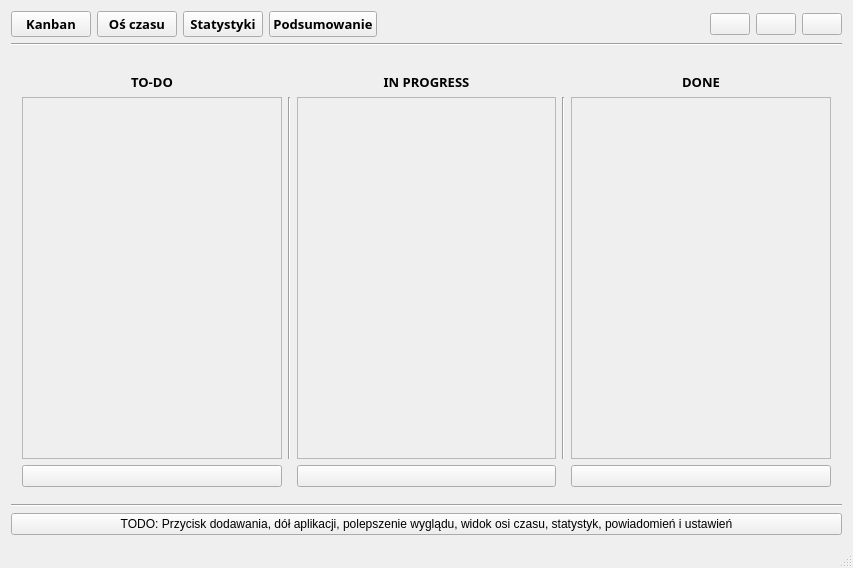
Before: the Qt Designer form mainwindow.ui in VEndymionV/Personal-Kanban, drawn with Qt 5.
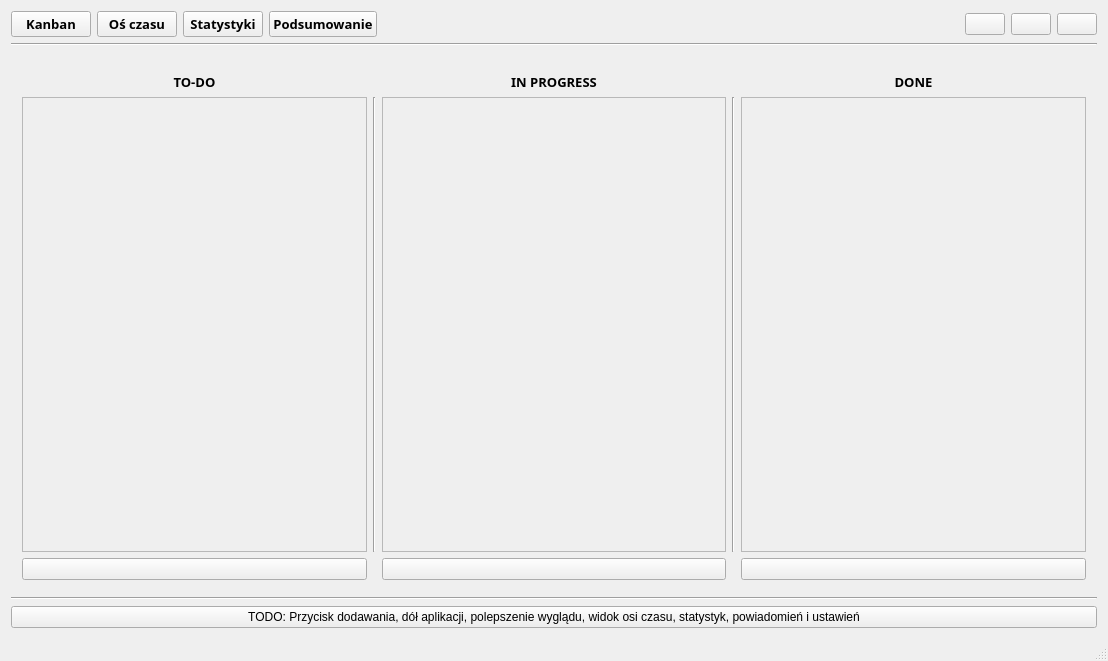
After: the same form once the commit is applied. Icons and pictures are not drawn.

Diff of the .ui file:
```diff
--- a/mainwindow.ui
+++ b/mainwindow.ui
@@ -6,8 +6,8 @@
    <rect>
     <x>0</x>
     <y>0</y>
-    <width>853</width>
-    <height>568</height>
+    <width>1108</width>
+    <height>661</height>
    </rect>
   </property>
   <property name="windowTitle">
@@ -436,8 +436,8 @@
               <rect>
                <x>0</x>
                <y>0</y>
-               <width>259</width>
-               <height>287</height>
+               <width>340</width>
+               <height>350</height>
               </rect>
              </property>
              <layout class="QVBoxLayout" name="verticalLayout_11">
@@ -472,8 +472,8 @@
               <rect>
                <x>0</x>
                <y>0</y>
-               <width>260</width>
-               <height>287</height>
+               <width>341</width>
+               <height>350</height>
               </rect>
              </property>
              <layout class="QVBoxLayout" name="verticalLayout_8">
@@ -487,6 +487,9 @@
                   <property name="orientation">
                    <enum>Qt::Vertical</enum>
                   </property>
+                  <property name="sizeType">
+                   <enum>QSizePolicy::MinimumExpanding</enum>
+                  </property>
                   <property name="sizeHint" stdset="0">
                    <size>
                     <width>20</width>
@@ -511,8 +514,8 @@
               <rect>
                <x>0</x>
                <y>0</y>
-               <width>260</width>
-               <height>287</height>
+               <width>341</width>
+               <height>350</height>
               </rect>
              </property>
              <layout class="QHBoxLayout" name="horizontalLayout">
```
Left out of the diff: 4 changed lines with no effect on the pictures.
